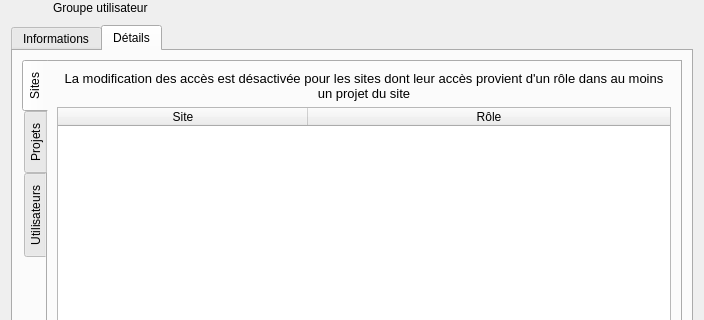
First picture: the form in client/src/editors/UserGroupWidget.ui, repository introlab/openteraplus, before the edit; both pictures show x 0 to 704 and y 0 to 320 of the 704 by 574 pixel window.
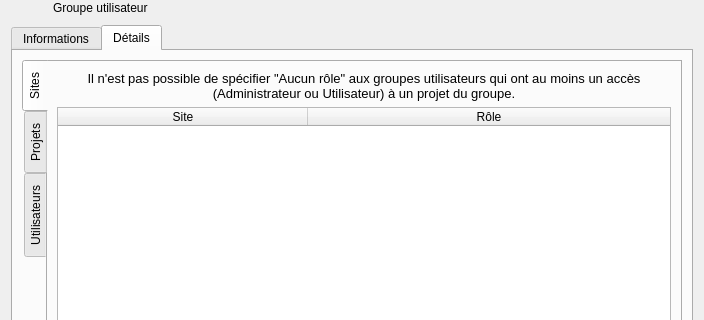
Second picture: the form after the edit. The open tabs and pages were chosen to show the change. Icons and pictures are not drawn. Custom widgets are drawn as their Qt base class.

Commit message: Refs #1. Revised SiteWidget and DeviceWidget for Site admin access level.

```diff
--- a/client/src/editors/UserGroupWidget.ui
+++ b/client/src/editors/UserGroupWidget.ui
@@ -250,7 +250,7 @@
               </font>
              </property>
              <property name="text">
-              <string>La modification des accès est désactivée pour les sites dont leur accès provient d'un rôle dans au moins un projet du site</string>
+              <string>&lt;html&gt;&lt;head/&gt;&lt;body&gt;&lt;p&gt;Il n'est pas possible de spécifier &amp;quot;Aucun rôle&amp;quot; aux groupes utilisateurs qui ont au moins un accès (Administrateur ou Utilisateur) à un projet du groupe.&lt;/p&gt;&lt;/body&gt;&lt;/html&gt;</string>
              </property>
              <property name="alignment">
               <set>Qt::AlignCenter</set>
```
Left out of the diff: 4 changed lines with no effect on the pictures. The commit also changes 7 other files.
